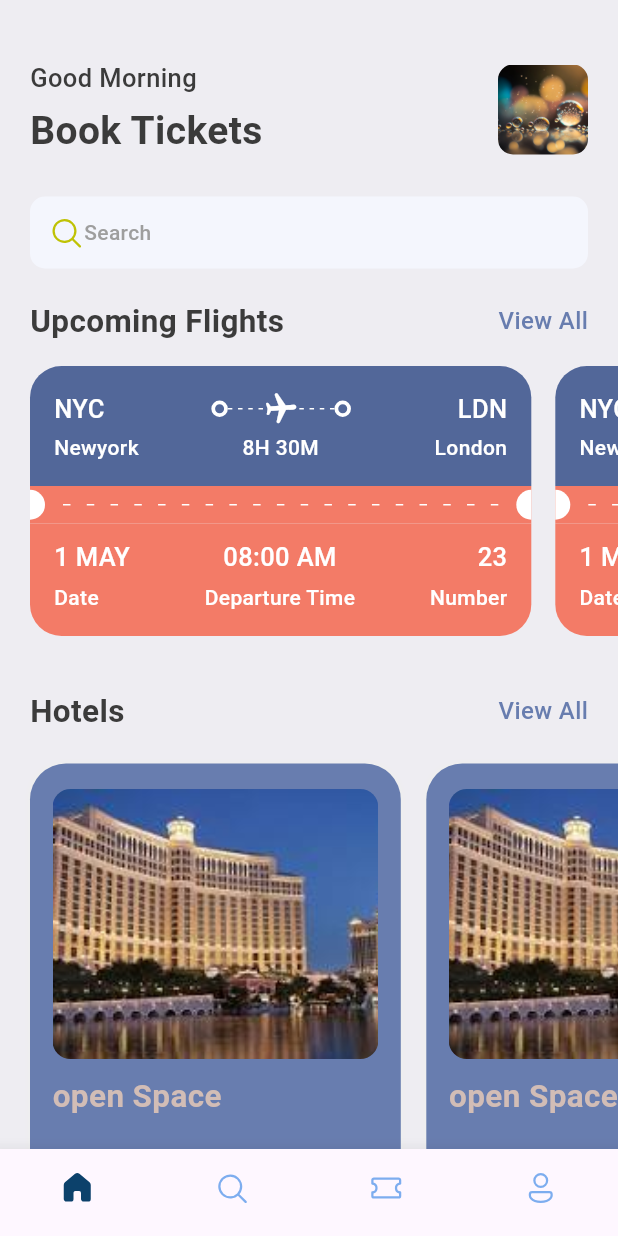
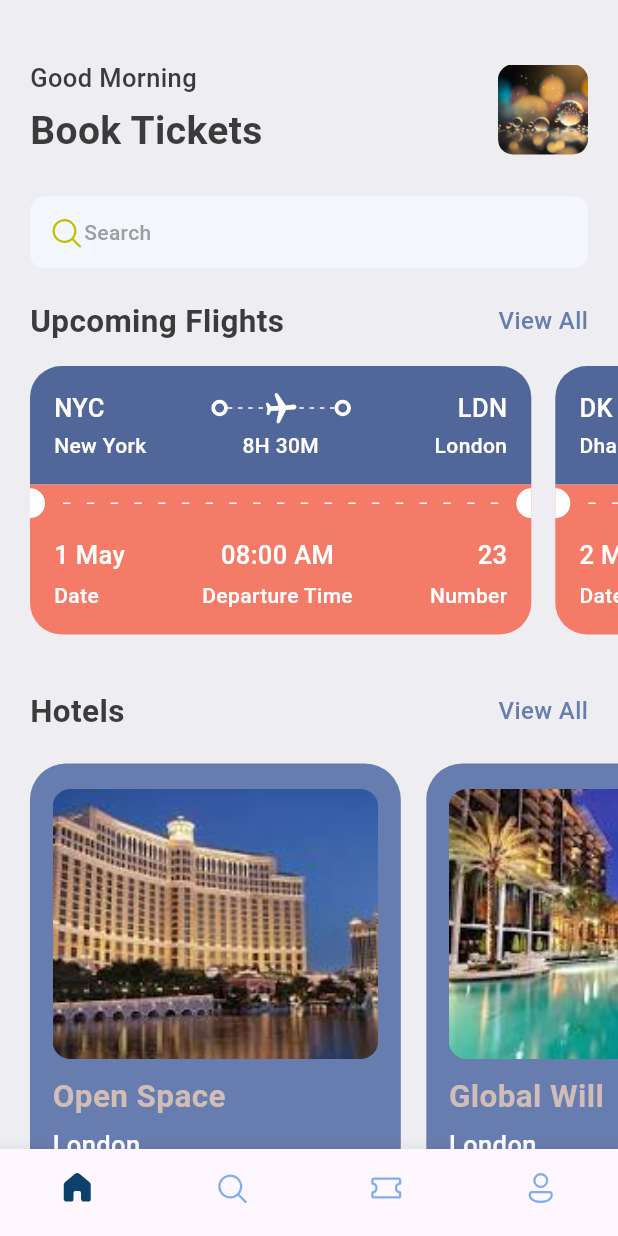
Before and after one commit to ArshaSreenivasan/TicketApp, a Flutter app: the screen it shows after launch, on a phone screen of 412 x 824 dp. Run offline on Flutter 3.47's test engine with Material 3 defaults, Android fonts, the phone set to English and light mode, and no system bars; our stand-ins replace fluentui_icons, gap, get.

Commit message:
second commit

```diff
--- a/lib/screens/bottom_bar.dart
+++ b/lib/screens/bottom_bar.dart
@@ -41,7 +41,7 @@ void _onItemTapped(int index){
         showSelectedLabels: false,
         showUnselectedLabels: false,
         selectedItemColor: const Color.fromARGB(255, 12, 65, 107),
-        unselectedItemColor: Color.fromARGB(255, 125, 173, 239),
+        unselectedItemColor: const Color.fromARGB(255, 125, 173, 239),
         type: BottomNavigationBarType.fixed,
         items: const [
           BottomNavigationBarItem(
--- a/lib/screens/home_screen.dart
+++ b/lib/screens/home_screen.dart
@@ -74,7 +74,7 @@ class HomeScreen extends StatelessWidget {
                         style: Styles.headLineStyle2),
                     InkWell(
                         onTap: () {
-                          print("object");
+                          // print("object");
                         },
                         child: Text(
                           "View All",
@@ -87,14 +87,15 @@ class HomeScreen extends StatelessWidget {
             ),
           ),
           const Gap(15),
-          const SingleChildScrollView(
+           SingleChildScrollView(
             scrollDirection: Axis.horizontal,
-            padding: EdgeInsets.only(left: 20),
+            padding: const EdgeInsets.only(left: 20),
             child: Row(
-              children: [
-                TicketView(),
-                TicketView(),
-              ],
+              children: ticketList.map((singleTicket) => TicketView(ticket: singleTicket)).toList(),
+              // [
+              //   TicketView(),
+              //   TicketView(),
+              // ],
             ),
           ),
           const Gap(15),
@@ -106,7 +107,7 @@ class HomeScreen extends StatelessWidget {
                 const Text("Hotels", style: Styles.headLineStyle2),
                 InkWell(
                   onTap: () {
-                    print("object");
+                    // print("object");
                   },
                   child: Text(
                     "View All",
--- a/lib/screens/hotel_screen.dart
+++ b/lib/screens/hotel_screen.dart
@@ -10,7 +10,7 @@ class HotelScreen extends StatelessWidget {
   @override
   Widget build(BuildContext context) {
     final size = AppLayout.getSize(context);
-    print('hotel price is ${hotel['Price']}');
+    // print('hotel price is ${hotel['price']}');
     return Container(
         width: size.width * 0.6,
         height: 350,
@@ -34,27 +34,27 @@ class HotelScreen extends StatelessWidget {
               decoration: BoxDecoration(
                 borderRadius: BorderRadius.circular(12),
                 color: Styles.primaryColor,
-                image: const DecorationImage(
+                image:  DecorationImage(
                   fit: BoxFit.cover,
                   image: AssetImage(
-                    "assets/hotel1.jpeg",
+                    "assets/${hotel['image']}",
                   ),
                 ),
               ),
             ),
             const Gap(10),
             Text(
-              "open Space",
+              hotel['place'],
               style: Styles.headLineStyle2.copyWith(color: Styles.kakicolor),
             ),
-            const Gap(15),
+            const Gap(5),
             Text(
-              "London",
+              hotel['destination'],
               style: Styles.headLineStyle3.copyWith(color: Colors.white),
             ),
             const Gap(8),
             Text(
-              "\$40/Night",
+              '\$${hotel['price']}/night',
               style: Styles.headLineStyle.copyWith(color: Styles.kakicolor),
             ),
           ],
--- a/lib/screens/ticket_view.dart
+++ b/lib/screens/ticket_view.dart
@@ -1,20 +1,21 @@
-import 'package:flutter/cupertino.dart';
 import 'package:flutter/material.dart';
-import 'package:flutter/widgets.dart';
 import 'package:gap/gap.dart';
 import 'package:testing/utils/app_layout.dart';
 import 'package:testing/utils/app_styles.dart';
 import 'package:testing/widgets/thick_container.dart';
 
 class TicketView extends StatelessWidget {
-  const TicketView({super.key});
+final Map<String,dynamic>ticket;
+
+  const TicketView({super.key, required this.ticket});
 
   @override
   Widget build(BuildContext context) {
     final size = AppLayout.getSize(context);
     return SizedBox(
       width: size.width*0.85,
-      height: 200,
+      height:200,
+      // height: AppLayout.getHeight(200),
       child: Container(
         margin: const EdgeInsets.only(right: 16),
         child: Column(
@@ -36,7 +37,8 @@ class TicketView extends StatelessWidget {
                   Row(
                     children: [
                       Text(
-                        "NYC",
+                        // "NYC",
+                        ticket['from']['code'],
                         style:
                             Styles.headLineStyle3.copyWith(color: Colors.white),
                       ),
@@ -47,11 +49,11 @@ class TicketView extends StatelessWidget {
                       Expanded(
                         child: Stack(children: [
                           SizedBox(
-                            height: 25,
+                            height: 24,
                             child: LayoutBuilder(
                               builder: (BuildContext context,
                                   BoxConstraints constraints) {
-                                print("the width is ${constraints.constrainWidth()}");
+                                // print("the width is ${constraints.constrainWidth()}");
 
                                 return Flex(
                                   direction: Axis.horizontal,
@@ -87,7 +89,8 @@ class TicketView extends StatelessWidget {
                       Expanded(child: Container()),
 
                       Text(
-                        "LDN",
+                        // "LDN",
+                        ticket['to']['code'],
                         style:
                             Styles.headLineStyle3.copyWith(color: Colors.white),
                       ),
@@ -99,18 +102,19 @@ class TicketView extends StatelessWidget {
                     children: [
                       SizedBox(
                         width: 100,
-                        child: Text('Newyork',
+                        child: Text(ticket['from']['name'],
                             style: Styles.headLineStyle4
                                 .copyWith(color: Colors.white)),
                       ),
                       Text(
-                        '8H 30M',
+                        // '8H 30M',
+                        ticket['flying_time'],
                         style:
                             Styles.headLineStyle4.copyWith(color: Colors.white),
                       ),
                       SizedBox(
                         width: 100,
-                        child: Text('London',
+                        child: Text(ticket['to']['name'],
                             textAlign: TextAlign.end,
                             style: Styles.headLineStyle4
                                 .copyWith(color: Colors.white)),
@@ -200,7 +204,8 @@ class TicketView extends StatelessWidget {
                         crossAxisAlignment: CrossAxisAlignment.start,
                         children: [
                           Text(
-                            "1 MAY",
+                            // "1 MAY",
+                            ticket['date'],
                             style: Styles.headLineStyle3
                                 .copyWith(color: Colors.white),
                           ),
@@ -216,7 +221,8 @@ class TicketView extends StatelessWidget {
                         crossAxisAlignment: CrossAxisAlignment.center,
                         children: [
                           Text(
-                            "08:00 AM",
+                            // "08:00 AM",
+                            ticket['departure_time'],
                             style: Styles.headLineStyle3
                                 .copyWith(color: Colors.white),
                           ),
@@ -232,7 +238,8 @@ class TicketView extends StatelessWidget {
                         crossAxisAlignment: CrossAxisAlignment.end,
                         children: [
                           Text(
-                            "23",
+                            // "23",
+                            ticket['number'].toString(),
                             style: Styles.headLineStyle3
                                 .copyWith(color: Colors.white),
                           ),
--- a/lib/utils/app_info_list.dart
+++ b/lib/utils/app_info_list.dart
@@ -3,18 +3,50 @@ List<Map<String, dynamic>> hotelList = [
   'image':'hotel1.jpeg',
   'place':'Open Space',
   'destination':'London',
-  'Price': 25
+  'price': 25
 },
 {
     'image': 'hotel2.jpeg',
     'place': 'Global Will',
     'destination': 'London',
-    'Price': 40
+    'price': 40
   },
   {
     'image': 'hotel3.jpeg',
     'place': 'Tallest Building',
     'destination': 'Dubai',
-    'Price': 68
+    'price': 68
   },
 ];
+
+
+List<Map<String,dynamic>> ticketList = [
+{
+  'from':{
+    'code':'NYC',
+    'name':'New York'
+  },
+  'to':{
+    'code':'LDN',
+    'name':'London'
+  },
+  'flying_time':'8H 30M',
+  'date':'1 May',
+  'departure_time': '08:00 AM',
+  'number':23
+},
+{
+  'from':{
+    'code':'DK',
+    'name':'Dhaka'
+  },
+  'to':{
+    'code':'SH',
+    'name':'Shangai'
+  },
+  'flying_time':'4H 20M',
+  'date':'2 May',
+  'departure_time': '09:00 AM',
+  'number':45
+}
+];
--- a/lib/utils/app_layout.dart
+++ b/lib/utils/app_layout.dart
@@ -1,7 +1,26 @@
 import 'package:flutter/material.dart';
+import 'package:get/get.dart';
 
-class AppLayout{
-  static getSize(BuildContext context){
-return MediaQuery.of(context).size;
+class AppLayout {
+  static getSize(BuildContext context) {
+    return MediaQuery.of(context).size;
+  }
+
+  static getScreenHeight() {
+    return Get.height;
+  }
+
+  static getScreenWidth() {
+    return Get.width;
+  }
+
+  static getHeight(double pixels) {
+    double x = getScreenHeight() / pixels;
+    return getScreenHeight() / x;
+  }
+
+  static getWidth(double pixels) {
+    double x = getScreenWidth() / pixels;
+    return getScreenWidth() / x;
   }
 }
--- a/pubspec.yaml
+++ b/pubspec.yaml
@@ -37,6 +37,7 @@ dependencies:
   cupertino_icons: ^1.0.6
   fluentui_icons: ^1.0.0
   gap: ^3.0.1
+  get:
 
 dev_dependencies:
   flutter_test:
```
Also changed, not shown: pubspec.lock.
